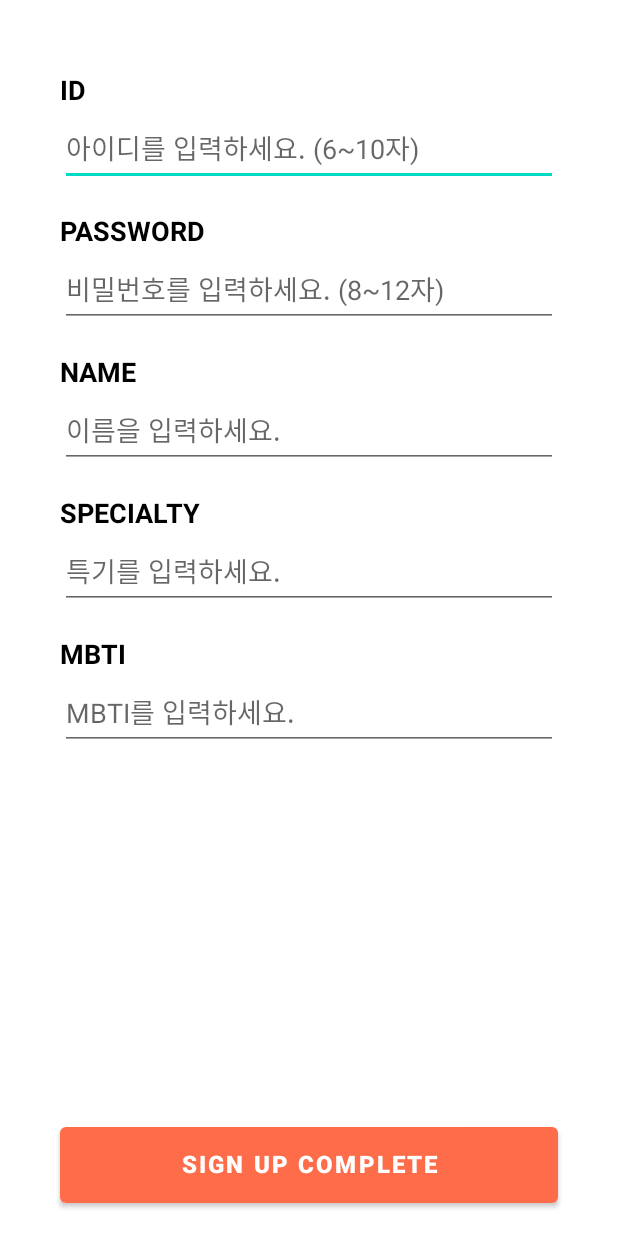
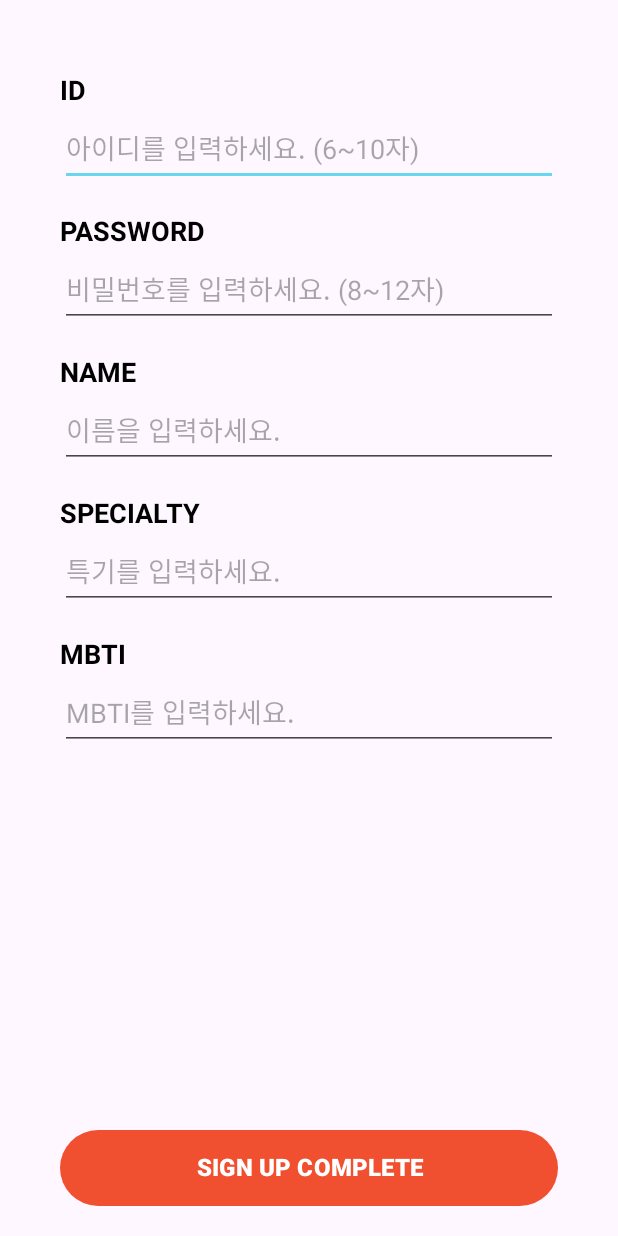
Before and after one commit to GO-SOPT-ANDROID/chaeyeon-jeon, an Android app: the SignupActivity screen opened directly, with no data from a screen before it, on a phone screen of 412 x 824 dp. Run offline under Robolectric (Android 15) with nearby library versions, the phone set to English and light mode, and no system bars; our stand-ins replace Dagger/Hilt's generated code, data binding; 2 statements that could not run were skipped.

Commit message:
[ADD/#6] color token 추가 및 Material3 적용

```diff
--- a/app/src/main/res/values-night/themes.xml
+++ b/app/src/main/res/values-night/themes.xml
@@ -1,20 +1,17 @@
 <resources xmlns:tools="http://schemas.android.com/tools">
     <!-- Base application theme. -->
-    <style name="Theme.GOSOPTAndroid" parent="Theme.MaterialComponents.DayNight.DarkActionBar">
+    <style name="Theme.GOSOPTAndroid" parent="Theme.Material3.Light.NoActionBar">
         <!-- Primary brand color. -->
-        <item name="colorPrimary">@color/coral_600</item>
-        <item name="colorPrimaryVariant">@color/coral_500</item>
+        <item name="colorPrimary">@color/coral_700</item>
+        <item name="colorPrimaryVariant">@color/coral_400</item>
         <item name="colorOnPrimary">@color/white</item>
         <!-- Secondary brand color. -->
-        <item name="colorSecondary">@color/teal_200</item>
-        <item name="colorSecondaryVariant">@color/teal_700</item>
+        <item name="colorSecondary">@color/mint_400</item>
+        <item name="colorSecondaryVariant">@color/mint_600</item>
         <item name="colorOnSecondary">@color/black</item>
         <!-- Status bar color. -->
         <item name="android:statusBarColor">?attr/colorPrimaryVariant</item>
         <!-- Remove font padding -->
         <item name="android:includeFontPadding">false</item>
-        <!-- Remove title bar -->
-        <item name="windowActionBar">false</item>
-        <item name="windowNoTitle">true</item>
     </style>
 </resources>
--- a/app/src/main/res/values/themes.xml
+++ b/app/src/main/res/values/themes.xml
@@ -1,20 +1,17 @@
 <resources xmlns:tools="http://schemas.android.com/tools">
     <!-- Base application theme. -->
-    <style name="Theme.GOSOPTAndroid" parent="Theme.MaterialComponents.DayNight.DarkActionBar">
+    <style name="Theme.GOSOPTAndroid" parent="Theme.Material3.Light.NoActionBar">
         <!-- Primary brand color. -->
-        <item name="colorPrimary">@color/coral_600</item>
-        <item name="colorPrimaryVariant">@color/coral_500</item>
+        <item name="colorPrimary">@color/coral_700</item>
+        <item name="colorPrimaryVariant">@color/coral_400</item>
         <item name="colorOnPrimary">@color/white</item>
         <!-- Secondary brand color. -->
-        <item name="colorSecondary">@color/teal_200</item>
-        <item name="colorSecondaryVariant">@color/teal_700</item>
+        <item name="colorSecondary">@color/mint_400</item>
+        <item name="colorSecondaryVariant">@color/mint_600</item>
         <item name="colorOnSecondary">@color/black</item>
         <!-- Status bar color. -->
         <item name="android:statusBarColor">?attr/colorPrimaryVariant</item>
         <!-- Remove font padding -->
         <item name="android:includeFontPadding">false</item>
-        <!-- Remove title bar -->
-        <item name="windowActionBar">false</item>
-        <item name="windowNoTitle">true</item>
     </style>
 </resources>
```
Also changed, not shown: app/src/main/res/values/colors.xml (+45 -6 lines).
